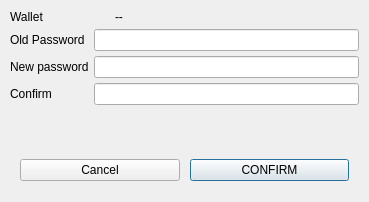
First picture: the form in BlockSettleUILib/ChangeWalletPasswordDialog.ui, repository BlockSettle/terminal, before the edit.
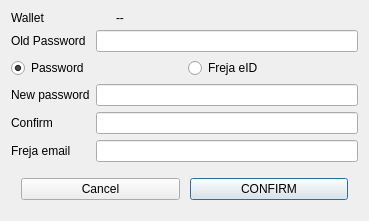
Second picture: the form after the edit.

Commit message: Added support for wallet encryption with Freja

The edit to the form file:
```diff
--- a/BlockSettleUILib/ChangeWalletPasswordDialog.ui
+++ b/BlockSettleUILib/ChangeWalletPasswordDialog.ui
@@ -14,18 +14,6 @@
    <string>Change Wallet Password</string>
   </property>
   <layout class="QVBoxLayout" name="verticalLayout_2">
-   <property name="spacing">
-    <number>5</number>
-   </property>
-   <property name="leftMargin">
-    <number>10</number>
-   </property>
-   <property name="topMargin">
-    <number>10</number>
-   </property>
-   <property name="rightMargin">
-    <number>10</number>
-   </property>
    <item>
     <widget class="QWidget" name="widget" native="true">
      <layout class="QVBoxLayout" name="verticalLayout">
@@ -103,10 +91,10 @@
       <item>
        <layout class="QFormLayout" name="formLayout">
         <property name="horizontalSpacing">
-         <number>-1</number>
+         <number>6</number>
         </property>
         <property name="verticalSpacing">
-         <number>-1</number>
+         <number>6</number>
         </property>
         <item row="0" column="0">
          <widget class="QLabel" name="label">
@@ -122,34 +110,65 @@
           </property>
          </widget>
         </item>
-        <item row="1" column="0">
-         <widget class="QLabel" name="label_3">
+        <item row="2" column="0">
+         <widget class="QLabel" name="labelNewPass">
           <property name="text">
            <string>New password</string>
           </property>
          </widget>
         </item>
-        <item row="1" column="1">
+        <item row="2" column="1">
          <widget class="QLineEdit" name="lineEditNewPassword">
           <property name="echoMode">
            <enum>QLineEdit::Password</enum>
           </property>
          </widget>
         </item>
-        <item row="2" column="0">
-         <widget class="QLabel" name="label_4">
+        <item row="3" column="0">
+         <widget class="QLabel" name="labelConfirm">
           <property name="text">
            <string>Confirm</string>
           </property>
          </widget>
         </item>
-        <item row="2" column="1">
+        <item row="3" column="1">
          <widget class="QLineEdit" name="lineEditNewPasswordConfirm">
           <property name="echoMode">
            <enum>QLineEdit::Password</enum>
           </property>
          </widget>
         </item>
+        <item row="1" column="0" colspan="2">
+         <layout class="QHBoxLayout" name="horizontalLayout_4">
+          <item>
+           <widget class="QRadioButton" name="radioButtonPassword">
+            <property name="text">
+             <string>Password</string>
+            </property>
+            <property name="checked">
+             <bool>true</bool>
+            </property>
+           </widget>
+          </item>
+          <item>
+           <widget class="QRadioButton" name="radioButtonFreja">
+            <property name="text">
+             <string>Freja eID</string>
+            </property>
+           </widget>
+          </item>
+         </layout>
+        </item>
+        <item row="4" column="0">
+         <widget class="QLabel" name="labelFreja">
+          <property name="text">
+           <string>Freja email</string>
+          </property>
+         </widget>
+        </item>
+        <item row="4" column="1">
+         <widget class="QLineEdit" name="lineEditFreja"/>
+        </item>
        </layout>
       </item>
      </layout>
```
The commit also changes 31 other files.
